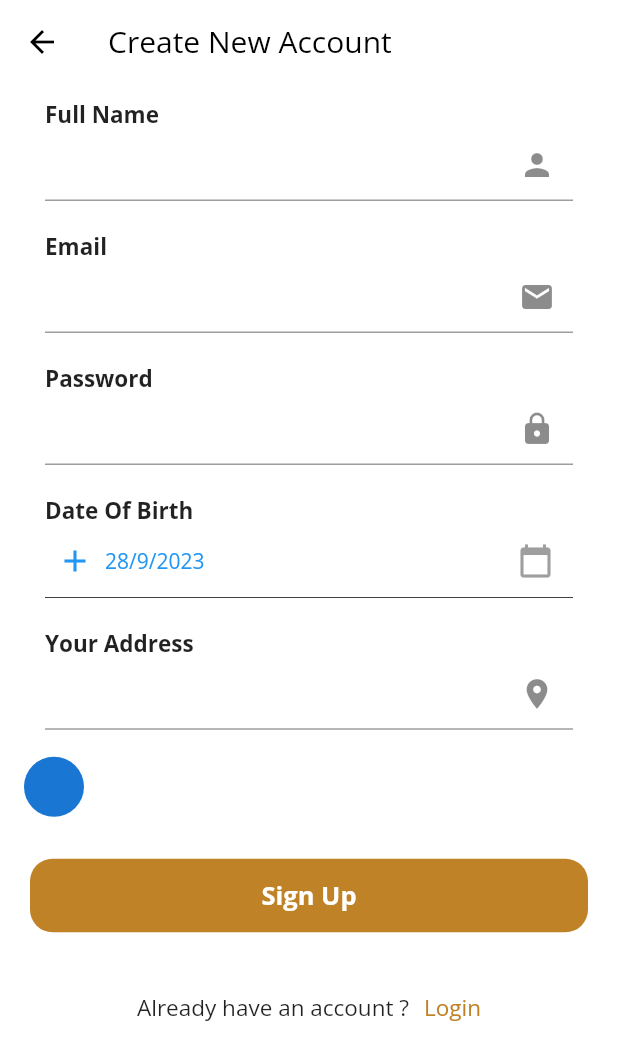
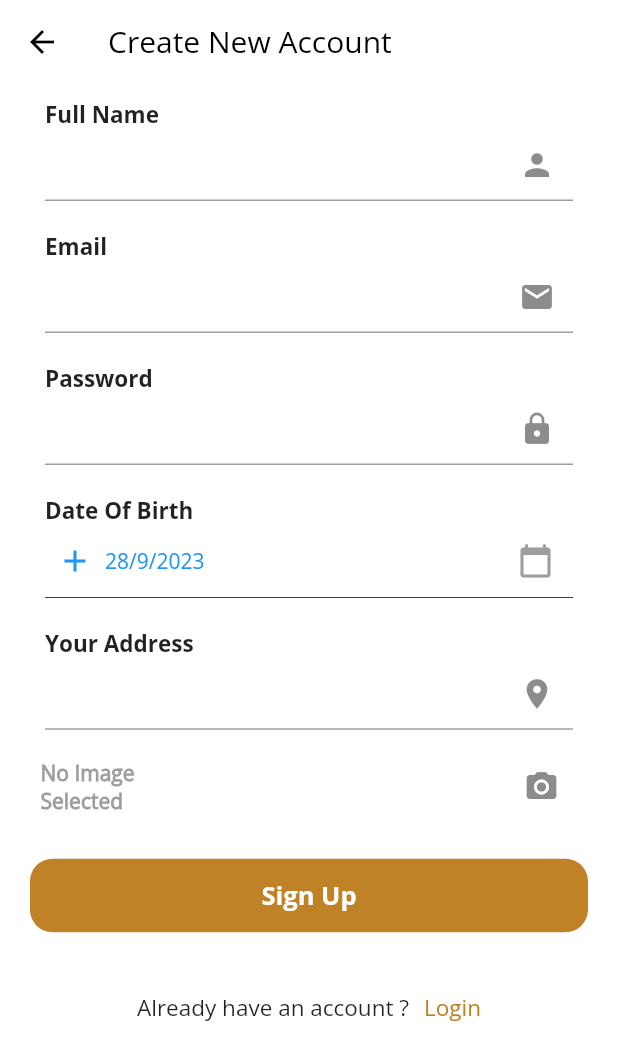
Before and after one commit to jonathanjohn47/her_highness_salon, a Flutter app: the RegisterPage screen opened by its route, on a phone screen of 412 x 824 dp. Shown: the top 1060 px of the screen. Run offline on Flutter 3.47's test engine with Material 2 defaults, Android fonts, the phone set to English and light mode, and no system bars; our stand-ins replace carousel_slider, cloud_firestore, eva_icons_flutter, firebase_auth, firebase_core, firebase_storage and 7 more; accounts and stored records are empty.

```diff
--- a/lib/Pages/RegisterPage.dart
+++ b/lib/Pages/RegisterPage.dart
@@ -6,11 +6,14 @@
   terms found in the Website https://initappz.com/license
   Copyright and Good Faith Purchasers © 2021-present initappz.
 */
+import 'dart:io';
+
 import 'package:flutter/material.dart';
 import 'package:get/get.dart';
 import 'package:her_highness_salon/Pages/LoginPage.dart';
 import 'package:her_highness_salon/Pages/TabsBarPage.dart';
 import 'package:her_highness_salon/Utilities/ConstancePage.dart' as style;
+import 'package:sizer/sizer.dart';
 
 import '../get_controllers/sign_up_get_controller.dart';
 
@@ -50,22 +53,29 @@ class RegisterPage extends StatelessWidget {
     return SingleChildScrollView(
       reverse: true,
       child: Center(
+        child: Form(
+          key: signUpGetController.formKey,
           child: Column(
             children: [
-            _buildContentFields('Full Name', Icon(Icons.person)),
-            _buildContentFields('Email', Icon(Icons.email)),
-            _buildContentFields('Password', Icon(Icons.lock)),
+              _buildContentFields('Full Name', Icon(Icons.person),
+                  signUpGetController.fullNameController),
+              _buildContentFields('Email', Icon(Icons.email),
+                  signUpGetController.emailController),
+              _buildContentFields('Password', Icon(Icons.lock),
+                  signUpGetController.passwordController),
               _buildDateAndTime(),
-            _buildContentFields('Your Address', Icon(Icons.location_on)),
+              _buildContentFields('Your Address', Icon(Icons.location_on),
+                  signUpGetController.addressController),
               _buildPhotoUploadField(),
               _buildSignUpButton(),
             ],
           ),
         ),
+      ),
     );
   }
 
-  Widget _buildContentFields(txt, icn) {
+  Widget _buildContentFields(txt, icn, TextEditingController controller) {
     return Padding(
       padding: const EdgeInsets.symmetric(vertical: 10, horizontal: 30),
       child: Column(
@@ -78,6 +88,7 @@ class RegisterPage extends StatelessWidget {
           Container(
             width: double.infinity,
             child: TextField(
+              controller: controller,
               decoration: InputDecoration(
                 filled: true,
                 suffixIcon: icn,
@@ -126,7 +137,7 @@ class RegisterPage extends StatelessWidget {
                           context: context,
                           initialDate: signUpGetController.date.value,
                           firstDate: DateTime(1900),
-                          lastDate: DateTime(2100),
+                          lastDate: DateTime.now(),
                           helpText: 'Select Your Birth Date',
                           builder: (context, child) {
                             return Theme(
@@ -181,8 +192,10 @@ class RegisterPage extends StatelessWidget {
           padding: const EdgeInsets.symmetric(horizontal: 20.0, vertical: 20.0),
           child: InkWell(
             onTap: () {
+              signUpGetController.saveProfile().then((value) {
                 Navigator.of(context).pushNamedAndRemoveUntil(
                     tabsBarPage.PageId, (route) => false);
+              });
             },
             child: Container(
               width: double.infinity,
@@ -231,8 +244,28 @@ class RegisterPage extends StatelessWidget {
   }
 
   Widget _buildPhotoUploadField() {
-    return ListTile(
-      leading: CircleAvatar(),
+    return Padding(
+      padding: EdgeInsets.symmetric(horizontal: 8.0.sp),
+      child: ListTile(
+        leading: Obx(() {
+          return signUpGetController.imagePath.value.isNotEmpty
+              ? CircleAvatar(
+                  radius: 40.sp,
+                  child: Image.file(File(signUpGetController.imagePath.value)),
+                )
+              : Text(
+                  'No Image\nSelected',
+                  style: TextStyle(
+                      color: Colors.grey, fontWeight: FontWeight.w600),
+                );
+        }),
+        trailing: IconButton(
+          icon: Icon(Icons.camera_alt),
+          onPressed: () {
+            signUpGetController.getImage();
+          },
+        ),
+      ),
     );
   }
 }
--- /dev/null
+++ b/lib/models/user_model.dart
@@ -0,0 +1,62 @@
+// To parse this JSON data, do
+//
+//     final userModel = userModelFromJson(jsonString);
+
+import 'dart:convert';
+
+UserModel userModelFromJson(String str) => UserModel.fromJson(json.decode(str));
+
+String userModelToJson(UserModel data) => json.encode(data.toJson());
+
+class UserModel {
+  String id;
+  String fullName;
+  String email;
+  int dateOfBirth;
+  String address;
+  String profilePicLink;
+
+  UserModel({
+    required this.id,
+    required this.fullName,
+    required this.email,
+    required this.dateOfBirth,
+    required this.address,
+    required this.profilePicLink,
+  });
+
+  UserModel copyWith({
+    String? id,
+    String? fullName,
+    String? email,
+    int? dateOfBirth,
+    String? address,
+    String? profilePicLink,
+  }) =>
+      UserModel(
+        id: id ?? this.id,
+        fullName: fullName ?? this.fullName,
+        email: email ?? this.email,
+        dateOfBirth: dateOfBirth ?? this.dateOfBirth,
+        address: address ?? this.address,
+        profilePicLink: profilePicLink ?? this.profilePicLink,
+      );
+
+  factory UserModel.fromJson(Map<String, dynamic> json) => UserModel(
+    id: json["id"],
+    fullName: json["full_name"],
+    email: json["email"],
+    dateOfBirth: json["date_of_birth"],
+    address: json["address"],
+    profilePicLink: json["profile_pic_link"],
+  );
+
+  Map<String, dynamic> toJson() => {
+    "id": id,
+    "full_name": fullName,
+    "email": email,
+    "date_of_birth": dateOfBirth,
+    "address": address,
+    "profile_pic_link": profilePicLink,
+  };
+}
--- a/pubspec.yaml
+++ b/pubspec.yaml
@@ -18,6 +18,12 @@ dependencies:
   flutter_launcher_icons: ^0.13.1
   get: ^4.6.6
   sizer: ^2.0.15
+  image_picker: ^1.0.4
+  uuid: ^4.1.0
+  firebase_storage: ^11.2.7
+  cloud_firestore: ^4.9.2
+  firebase_auth: ^4.10.0
+  firebase_core: ^2.16.0
 
 dev_dependencies:
   flutter_test:
```
Also changed, not shown: lib/Pages/LoginPage.dart (+6 -1 lines), lib/core/app_colors.dart (added, +43 -0 lines), lib/core/app_constants.dart (added, +14 -0 lines), lib/get_controllers/LoginGetController.dart (+44 -1 lines), lib/get_controllers/sign_up_get_controller.dart (+72 -3 lines), lib/main.dart (+10 -2 lines), lib/firebase_options.dart (added), pubspec.lock, 5 other files. Lines whose indentation alone changed are shown as unchanged.
